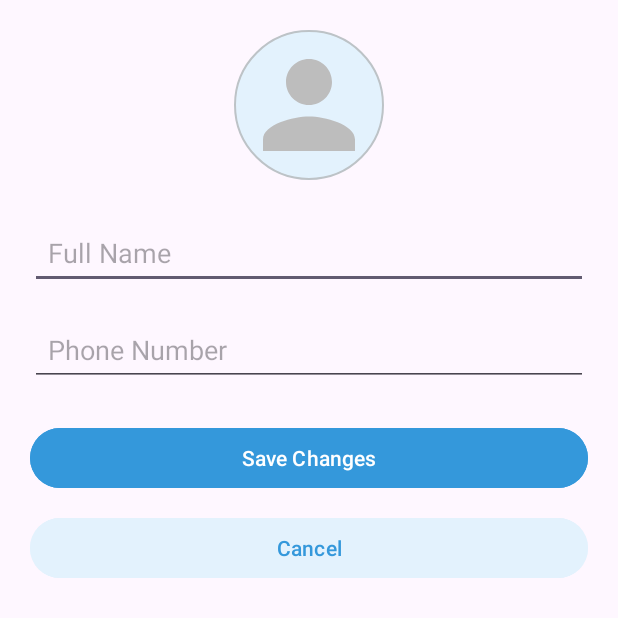
After one commit to ST10438146/Creche-App, an Android app: the EditProfileActivity screen opened directly, with no data from a screen before it, on a phone screen of 412 x 824 dp, the top half of it. The commit adds this screen. Run offline under Robolectric (Android 15) with nearby library versions, the phone set to English and light mode, and no system bars; our stand-ins replace Firebase (no records; nobody signed in at launch, a user with empty details on screens opened directly).

Commit message:
Feat: Add Edit Profile and Settings screens
This commit introduces new features for user profile management and application settings, along with related backend and UI updates.

**Key Changes:**

- **New Activities & Layouts:**
    - **`EditProfileActivity`:** A new screen allowing users to update their name and phone number. It loads current data, validates inputs, and saves changes to Firestore.
    - **`SettingsActivity`:** A new settings screen with options to toggle Biometric Login, Dark Mode, and Notifications. These preferences are saved locally.
    - Added corresponding layout files: `activity_edit_profile.xml` and `activity_settings.xml`.

- **ProfileFragment:**
    - The "Edit Profile" and "Settings" buttons now navigate to the new `EditProfileActivity` and `SettingsActivity` respectively.
    - Implemented `onResume()` to call `loadUserData()`, ensuring the profile information is refreshed when returning to the fragment.

- **SharedPrefManager:**
    - Added new methods to save and retrieve user preferences for biometrics (`isBiometricEnabled`), dark mode (`isDarkModeEnabled`), and notifications (`areNotificationsEnabled`).

- **AndroidManifest.xml:**
    - Registered the new `EditProfileActivity` and `SettingsActivity` to enable navigation.

- **Dependency Management:**
    - Updated Firebase dependencies in `build.gradle.kts` and `libs.versions.toml`. Swapped `firebase-firestore-ktx` for `firebase-firestore`.

- **PaymentsFragment:**
    - Corrected the PayFast server endpoint URL for creating payments.

- **Strings.xml:**
    - Added a new string resource for the profile image content description.

```diff
--- a/app/build.gradle.kts
+++ b/app/build.gradle.kts
@@ -69,8 +69,8 @@ dependencies {
     //Firebase
     implementation(libs.firebase.auth)
     implementation(libs.firebase.database)
-    implementation(libs.firebase.firestore.ktx)
     implementation(libs.firebase.inappmessaging)
+    implementation(libs.firebase.firestore)
 
     // Testing
     testImplementation(libs.junit)
--- a/app/src/main/AndroidManifest.xml
+++ b/app/src/main/AndroidManifest.xml
@@ -24,6 +24,12 @@
         android:supportsRtl="true"
         android:theme="@style/Theme.CrecheManagementApp"
         tools:targetApi="31">
+        <activity
+            android:name=".SettingsActivity"
+            android:exported="false" />
+        <activity
+            android:name=".EditProfileActivity"
+            android:exported="false" />
         <activity
             android:name=".WebViewPayActivity"
             android:exported="false" />
--- a/app/src/main/java/vcmsa/projects/crechemanagementapp/ChildDetailsActivity.kt
+++ b/app/src/main/java/vcmsa/projects/crechemanagementapp/ChildDetailsActivity.kt
@@ -7,9 +7,9 @@ import androidx.core.view.ViewCompat
 import androidx.core.view.WindowInsetsCompat
 import android.util.Log
 import android.widget.Toast
+import com.google.firebase.Firebase
 import com.google.firebase.firestore.FirebaseFirestore
-import com.google.firebase.firestore.ktx.firestore
-import com.google.firebase.ktx.Firebase
+import com.google.firebase.firestore.firestore
 import vcmsa.projects.crechemanagementapp.databinding.ActivityChildDetailsBinding
 
 class ChildDetailsActivity : AppCompatActivity() {
--- /dev/null
+++ b/app/src/main/java/vcmsa/projects/crechemanagementapp/EditProfileActivity.kt
@@ -0,0 +1,108 @@
+package vcmsa.projects.crechemanagementapp
+
+import android.app.Activity
+import android.app.ProgressDialog
+import android.os.Bundle
+import android.widget.Button
+import android.widget.EditText
+import android.widget.ImageView
+import android.widget.Toast
+import androidx.appcompat.app.AppCompatActivity
+import com.google.firebase.auth.FirebaseAuth
+import com.google.firebase.firestore.FirebaseFirestore
+
+class EditProfileActivity : AppCompatActivity() {
+
+    private lateinit var etName: EditText
+    private lateinit var etPhone: EditText
+    private lateinit var ivProfileImage: ImageView
+    private lateinit var btnSave: Button
+    private lateinit var btnCancel: Button
+
+    private lateinit var firebaseAuth: FirebaseAuth
+    private lateinit var firestoreDb: FirebaseFirestore
+    private lateinit var sharedPrefManager: SharedPrefManager
+
+    override fun onCreate(savedInstanceState: Bundle?) {
+        super.onCreate(savedInstanceState)
+        setContentView(R.layout.activity_edit_profile)
+
+        firebaseAuth = FirebaseAuth.getInstance()
+        firestoreDb = FirebaseFirestore.getInstance()
+        sharedPrefManager = SharedPrefManager.getInstance(this)
+
+        initViews()
+        loadCurrentUserData()
+        setupClickListeners()
+    }
+
+    private fun initViews() {
+        etName = findViewById(R.id.etName)
+        etPhone = findViewById(R.id.etPhone)
+        ivProfileImage = findViewById(R.id.ivProfileImage)
+        btnSave = findViewById(R.id.btnSave)
+        btnCancel = findViewById(R.id.btnCancel)
+    }
+
+    private fun setupClickListeners() {
+        btnSave.setOnClickListener {
+            saveProfileUpdates()
+        }
+
+        btnCancel.setOnClickListener {
+            finish()
+        }
+    }
+
+    private fun loadCurrentUserData() {
+        val user = sharedPrefManager.getUser()
+        user?.let {
+            etName.setText(it.name)
+            etPhone.setText(it.phone)
+        }
+    }
+
+    private fun saveProfileUpdates() {
+        val name = etName.text.toString().trim()
+        val phone = etPhone.text.toString().trim()
+        val userId = firebaseAuth.currentUser?.uid ?: return
+
+        if (name.isEmpty() || phone.isEmpty()) {
+            Toast.makeText(this, "Please fill in all fields", Toast.LENGTH_SHORT).show()
+            return
+        }
+
+        val progress = ProgressDialog(this)
+        progress.setMessage("Updating profile...")
+        progress.setCancelable(false)
+        progress.show()
+
+        val userRef = firestoreDb.collection("users").document(userId)
+        val updates = mapOf(
+            "name" to name,
+            "phone" to phone
+        )
+
+        userRef.update(updates)
+            .addOnSuccessListener {
+                progress.dismiss()
+                Toast.makeText(this, "Profile updated successfully", Toast.LENGTH_SHORT).show()
+
+                // Update local cache
+                val updatedUser = sharedPrefManager.getUser()?.copy(
+                    name = name,
+                    phone = phone
+                )
+                if (updatedUser != null) {
+                    sharedPrefManager.saveUser(updatedUser)
+                }
+
+                setResult(Activity.RESULT_OK)
+                finish()
+            }
+            .addOnFailureListener { e ->
+                progress.dismiss()
+                Toast.makeText(this, "Update failed: ${e.message}", Toast.LENGTH_SHORT).show()
+            }
+    }
+}
--- a/app/src/main/java/vcmsa/projects/crechemanagementapp/PaymentsFragment.kt
+++ b/app/src/main/java/vcmsa/projects/crechemanagementapp/PaymentsFragment.kt
@@ -167,7 +167,7 @@ class PaymentsFragment : Fragment() {
 
         // Your server endpoint that returns { payfastUrl, payload, signature }
         val request = Request.Builder()
-            .url("https://payfast-sever.onrender.com")
+            .url("https://payfast-sever.onrender.com/create-payfast-payment")
             .post(requestBody)
             .build()
 
--- /dev/null
+++ b/app/src/main/res/layout/activity_edit_profile.xml
@@ -0,0 +1,59 @@
+<?xml version="1.0" encoding="utf-8"?>
+<ScrollView xmlns:android="http://schemas.android.com/apk/res/android"
+    android:layout_width="match_parent"
+    android:layout_height="match_parent"
+    android:fillViewport="true"
+    android:padding="20dp">
+
+    <LinearLayout
+        android:layout_width="match_parent"
+        android:layout_height="wrap_content"
+        android:orientation="vertical"
+        android:gravity="center_horizontal">
+
+        <ImageView
+            android:id="@+id/ivProfileImage"
+            android:layout_width="100dp"
+            android:layout_height="100dp"
+            android:src="@drawable/ic_profile_placeholder"
+            android:contentDescription="@string/profile_image"
+            android:layout_marginBottom="24dp"
+            android:background="@drawable/circular_background"
+            android:padding="4dp" />
+
+        <EditText
+            android:id="@+id/etName"
+            android:layout_width="match_parent"
+            android:layout_height="wrap_content"
+            android:hint="Full Name"
+            android:inputType="textPersonName"
+            android:padding="12dp"
+            android:layout_marginBottom="16dp" />
+
+        <EditText
+            android:id="@+id/etPhone"
+            android:layout_width="match_parent"
+            android:layout_height="wrap_content"
+            android:hint="Phone Number"
+            android:inputType="phone"
+            android:padding="12dp"
+            android:layout_marginBottom="24dp" />
+
+        <Button
+            android:id="@+id/btnSave"
+            android:layout_width="match_parent"
+            android:layout_height="wrap_content"
+            android:text="Save Changes"
+            android:backgroundTint="@color/primary_color"
+            android:textColor="@color/white"
+            android:layout_marginBottom="12dp" />
+
+        <Button
+            android:id="@+id/btnCancel"
+            android:layout_width="match_parent"
+            android:layout_height="wrap_content"
+            android:text="Cancel"
+            android:backgroundTint="@color/background_light"
+            android:textColor="@color/primary_color" />
+    </LinearLayout>
+</ScrollView>
--- a/app/src/main/res/values/strings.xml
+++ b/app/src/main/res/values/strings.xml
@@ -7,4 +7,6 @@
 
     <string name="another_message">Missing closing quote</string>
     <string name="error_message">Something went &lt;wrong&gt;</string>
+    <string name="profile_image">Upload Profile Image &lt;wrong&gt;</string>
+
 </resources>
--- a/gradle/libs.versions.toml
+++ b/gradle/libs.versions.toml
@@ -28,9 +28,10 @@ activityVersion = "1.10.1"
 googleGmsGoogleServices = "4.4.2"
 firebaseAuth = "23.2.1"
 firebaseDatabase = "21.0.0"
-firebaseFirestoreKtx = "25.1.4"
 firebaseInappmessaging = "21.0.2"
 okhttp = "5.2.1"
+firebaseStorageKtx = "22.0.1"
+firebaseFirestore = "26.0.2"
 
 [libraries]
 gson = { module = "com.google.code.gson:gson", version.ref = "gson" }
@@ -57,9 +58,10 @@ androidx-activity = { group = "androidx.activity", name = "activity", version.re
 kotlin-stdlib = { module = "org.jetbrains.kotlin:kotlin-stdlib", version.ref = "kotlinStdlib" }
 firebase-auth = { group = "com.google.firebase", name = "firebase-auth", version.ref = "firebaseAuth" }
 firebase-database = { group = "com.google.firebase", name = "firebase-database", version.ref = "firebaseDatabase" }
-firebase-firestore-ktx = { group = "com.google.firebase", name = "firebase-firestore-ktx", version.ref = "firebaseFirestoreKtx" }
 firebase-inappmessaging = { group = "com.google.firebase", name = "firebase-inappmessaging", version.ref = "firebaseInappmessaging" }
 okhttp = { module = "com.squareup.okhttp3:okhttp", version.ref = "okhttp" }
+firebase-storage-ktx = { group = "com.google.firebase", name = "firebase-storage-ktx", version.ref = "firebaseStorageKtx" }
+firebase-firestore = { group = "com.google.firebase", name = "firebase-firestore", version.ref = "firebaseFirestore" }
 
 [plugins]
 android-application = { id = "com.android.application", version.ref = "agp" }
```
Also changed, not shown: app/src/main/java/SharedPrefManager.kt (+24 -0 lines), app/src/main/java/vcmsa/projects/crechemanagementapp/ProfileFragment.kt (+8 -5 lines), app/src/main/java/vcmsa/projects/crechemanagementapp/SettingsActivity.kt (added, +63 -0 lines), app/src/main/res/layout/activity_settings.xml (added, +91 -0 lines).
